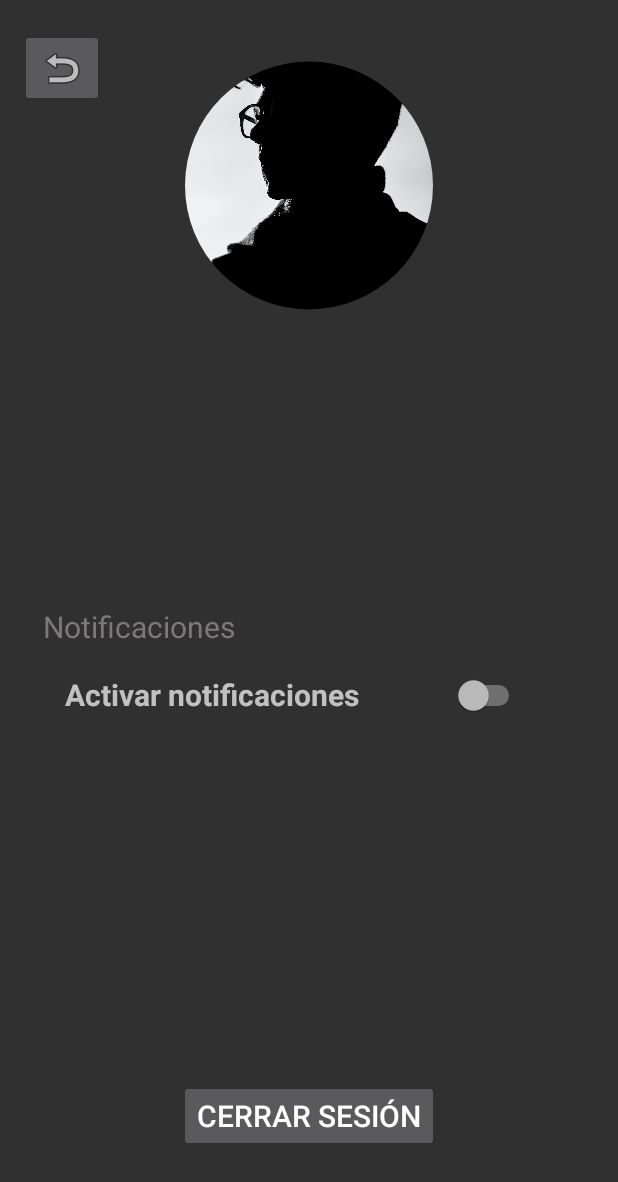
After one commit to rafamolino/GestiondeTareas, an Android app: the PerfilActivity screen opened directly, with no data from a screen before it, on a phone screen of 412 x 824 dp. The commit adds this screen. Shown: the top 1182 px of the screen. Run offline under Robolectric (Android 15) with nearby library versions, the phone set to English and light mode, and no system bars; our stand-ins replace CircleImageView, Firebase (no records; nobody signed in at launch, a user with empty details on screens opened directly); Roboto replaces fonts that are not available here.

Commit message:
1.- Nueva ventana de perfil de usuario. 2.- Creación de base de datos en Firebase con tabla de Usuarios. 3.- Inserción y recuperación de datos de la tabla Usuarios.

```diff
--- a/app/build.gradle
+++ b/app/build.gradle
@@ -37,6 +37,8 @@ dependencies {
     implementation platform('com.google.firebase:firebase-bom:31.3.0')
     implementation 'com.google.firebase:firebase-analytics'
     implementation 'com.google.firebase:firebase-auth'
+    implementation 'com.google.firebase:firebase-firestore:24.4.5'
+    implementation 'de.hdodenhof:circleimageview:3.1.0'
     testImplementation 'junit:junit:4.13.2'
     androidTestImplementation 'androidx.test.ext:junit:1.1.5'
     androidTestImplementation 'androidx.test.espresso:espresso-core:3.5.1'
--- a/app/src/main/AndroidManifest.xml
+++ b/app/src/main/AndroidManifest.xml
@@ -29,6 +29,9 @@
         <activity android:name=".RegistroActivity" android:enabled="true">
 
         </activity>
+        <activity android:name=".PerfilActivity" android:enabled="true">
+
+        </activity>
         <meta-data
             android:name="preloaded_fonts"
             android:resource="@array/preloaded_fonts" />
--- a/app/src/main/java/com/example/gestiondetareas/InicioActivity.java
+++ b/app/src/main/java/com/example/gestiondetareas/InicioActivity.java
@@ -1,5 +1,6 @@
 package com.example.gestiondetareas;
 
+import androidx.annotation.NonNull;
 import androidx.appcompat.app.AppCompatActivity;
 import androidx.recyclerview.widget.LinearLayoutManager;
 import androidx.recyclerview.widget.RecyclerView;
@@ -16,7 +17,14 @@ import android.widget.TextView;
 import com.example.gestiondetareas.db.Categoria;
 import com.example.gestiondetareas.db.CategoriaAdapter;
 import com.example.gestiondetareas.db.DatabaseHelper;
+import com.google.android.gms.tasks.OnCompleteListener;
+import com.google.android.gms.tasks.OnSuccessListener;
+import com.google.android.gms.tasks.Task;
 import com.google.firebase.auth.FirebaseAuth;
+import com.google.firebase.auth.FirebaseUser;
+import com.google.firebase.firestore.DocumentReference;
+import com.google.firebase.firestore.DocumentSnapshot;
+import com.google.firebase.firestore.FirebaseFirestore;
 
 import java.util.List;
 
@@ -26,25 +34,50 @@ public class InicioActivity extends AppCompatActivity {
     private RecyclerView recyclerView;
     private CategoriaAdapter categoriaAdapter;
     private List<Categoria> listaCategorias;
-    private DatabaseHelper db;
+    private FirebaseFirestore db = FirebaseFirestore.getInstance();
+    FirebaseAuth firebaseAuth = FirebaseAuth.getInstance();
+
+    private DatabaseHelper dbHelper;
+
     @Override
     protected void onCreate(Bundle savedInstanceState) {
         super.onCreate(savedInstanceState);
         setContentView(R.layout.inicio_main);
+        FirebaseUser currentUser = firebaseAuth.getCurrentUser();
 
         Bundle bundle = getIntent().getExtras();
         TextView labelUser = (TextView) findViewById(R.id.labelUser);
-        String correo= bundle.getString("email");
+        String correo= currentUser.getEmail();
+        //labelUser.setText(correo);
+
+        DocumentReference docRef = db.collection("usuarios").document(correo);
+
+        docRef.get().addOnCompleteListener(new OnCompleteListener<DocumentSnapshot>() {
+            @Override
+            public void onComplete(@NonNull Task<DocumentSnapshot> task) {
+                if (task.isSuccessful()) {
+                    DocumentSnapshot document = task.getResult();
+                    if (document.exists()) {
+                        labelUser.setText("Hola " +document.getString("nombre")+"!");
+                    } else {
+                        labelUser.setText("");
+                    }
+                } else {
+                    labelUser.setText("Error");
+                }
+            }
+        });
 
 
-        Log.d("Correo", correo);
+
         // Obtén una instancia de tu base de datos SQLite
-        db = new DatabaseHelper(this);
-        String usuario = db.obtenerNombrePorCorreo(correo);
-        Log.d("Correo", usuario);
-        labelUser.setText("Hola " + usuario +"!");
+       // db = new DatabaseHelper(this);
+        //String usuario = db.obtenerNombrePorCorreo(correo);
+        //Log.d("Correo", usuario);
+        //labelUser.setText("Hola " + usuario +"!");
         // Obtén la lista de categorías de la base de datos
-        listaCategorias = db.obtenerCategorias();
+        dbHelper = new DatabaseHelper(this);
+        listaCategorias = dbHelper.obtenerCategorias();
 
         // Configura el RecyclerView
         recyclerView = findViewById(R.id.recyclerView);
@@ -72,18 +105,8 @@ public class InicioActivity extends AppCompatActivity {
         btnProfile.setOnClickListener(new View.OnClickListener() {
             @Override
             public void onClick(View view) {
-                FirebaseAuth.getInstance().signOut();
-                // Crea un intent para la actividad de inicio
-                Intent intent = new Intent(getApplicationContext(), MainActivity.class);
-
-                // Limpia las actividades anteriores y crea una nueva tarea para la actividad de inicio
-                intent.addFlags(Intent.FLAG_ACTIVITY_CLEAR_TOP | Intent.FLAG_ACTIVITY_NEW_TASK | Intent.FLAG_ACTIVITY_CLEAR_TASK);
-
-                // Inicia la actividad de inicio
+                Intent intent= new Intent(InicioActivity.this, PerfilActivity.class);
                 startActivity(intent);
-
-                // Finaliza la actividad actual para que no se pueda volver atrás
-                finish();
             }
         });
 
@@ -93,7 +116,7 @@ public class InicioActivity extends AppCompatActivity {
     protected void onDestroy() {
         super.onDestroy();
         // Cierra la conexión con la base de datos al cerrar la actividad
-        db.close();
+        dbHelper.close();
     }
 
 
--- /dev/null
+++ b/app/src/main/java/com/example/gestiondetareas/PerfilActivity.java
@@ -0,0 +1,83 @@
+package com.example.gestiondetareas;
+
+import android.content.Intent;
+import android.os.Bundle;
+import android.util.Log;
+import android.view.View;
+import android.widget.Button;
+import android.widget.ImageButton;
+import android.widget.TextView;
+
+import androidx.annotation.NonNull;
+import androidx.appcompat.app.AppCompatActivity;
+
+import com.google.android.gms.tasks.OnCompleteListener;
+import com.google.android.gms.tasks.OnSuccessListener;
+import com.google.android.gms.tasks.Task;
+import com.google.firebase.auth.FirebaseAuth;
+import com.google.firebase.auth.FirebaseUser;
+import com.google.firebase.firestore.DocumentReference;
+import com.google.firebase.firestore.DocumentSnapshot;
+import com.google.firebase.firestore.FirebaseFirestore;
+
+public class PerfilActivity extends AppCompatActivity {
+    FirebaseAuth firebaseAuth = FirebaseAuth.getInstance();
+    FirebaseFirestore db = FirebaseFirestore.getInstance();
+    @Override
+    protected void onCreate(Bundle savedInstanceState){
+        super.onCreate(savedInstanceState);
+        setContentView(R.layout.perfil);
+        FirebaseUser currentUser = firebaseAuth.getCurrentUser();
+
+
+        TextView labelUser = (TextView) findViewById(R.id.txtEmailProfile);
+        TextView labelName = (TextView) findViewById(R.id.txtNameProfile);
+        String correo= currentUser.getEmail();
+        labelUser.setText(correo);
+        DocumentReference docRef = db.collection("usuarios").document(correo);
+
+        docRef.get().addOnCompleteListener(new OnCompleteListener<DocumentSnapshot>() {
+            @Override
+            public void onComplete(@NonNull Task<DocumentSnapshot> task) {
+                if (task.isSuccessful()) {
+                    DocumentSnapshot document = task.getResult();
+                    if (document.exists()) {
+                       labelName.setText(document.getString("nombre")+ " " + document.getString("apellidos"));
+                    } else {
+                        labelName.setText("");
+                    }
+                } else {
+                    labelName.setText("Error");
+                }
+            }
+        });
+
+        Button btnLogOut = (Button) findViewById(R.id.btnLogOut);
+        btnLogOut.setOnClickListener(new View.OnClickListener() {
+            @Override
+            public void onClick(View view) {
+                FirebaseAuth.getInstance().signOut();
+                // Crea un intent para la actividad de inicio
+                Intent intent = new Intent(getApplicationContext(), MainActivity.class);
+
+                // Limpia las actividades anteriores y crea una nueva tarea para la actividad de inicio
+                intent.addFlags(Intent.FLAG_ACTIVITY_CLEAR_TOP | Intent.FLAG_ACTIVITY_NEW_TASK | Intent.FLAG_ACTIVITY_CLEAR_TASK);
+
+                // Inicia la actividad de inicio
+                startActivity(intent);
+
+                // Finaliza la actividad actual para que no se pueda volver atrás
+                finish();
+            }
+        });
+
+        ImageButton btnVolver = (ImageButton) findViewById(R.id.btnVolver);
+
+        btnVolver.setOnClickListener(new View.OnClickListener() {
+            @Override
+            public void onClick(View view) {
+                finish();
+            }
+        });
+    }
+}
--- a/app/src/main/java/com/example/gestiondetareas/RegistroActivity.java
+++ b/app/src/main/java/com/example/gestiondetareas/RegistroActivity.java
@@ -7,6 +7,7 @@ import android.text.TextUtils;
 import android.view.View;
 import android.widget.Button;
 import android.widget.EditText;
+import android.widget.Toast;
 
 import androidx.annotation.NonNull;
 import androidx.appcompat.app.AlertDialog;
@@ -18,9 +19,15 @@ import com.google.android.gms.tasks.OnCompleteListener;
 import com.google.android.gms.tasks.Task;
 import com.google.firebase.auth.AuthResult;
 import com.google.firebase.auth.FirebaseAuth;
+import com.google.firebase.firestore.FirebaseFirestore;
+
+import java.util.HashMap;
+import java.util.Map;
 
 public class RegistroActivity extends AppCompatActivity {
     private DatabaseHelper dbHelper; // Declarar una variable para el objeto DatabaseHelper
+
+    private FirebaseFirestore db = FirebaseFirestore.getInstance();
 
     protected void onCreate(Bundle savedInstanceState){
         super.onCreate(savedInstanceState);
@@ -34,6 +41,7 @@ public class RegistroActivity extends AppCompatActivity {
         Button btnRegistro = (Button) findViewById(R.id.signUpButton);
         EditText edtCorreo = (EditText) findViewById(R.id.edtEmail);
         EditText edtContraseña = (EditText) findViewById(R.id.edtPassword);
+        EditText edtContraseña2 = (EditText) findViewById(R.id.edtPassword2);
         EditText edtSurname = (EditText) findViewById(R.id.edtSurname);
         EditText edtName = (EditText) findViewById(R.id.edtName);
 
@@ -41,7 +49,7 @@ public class RegistroActivity extends AppCompatActivity {
         btnRegistro.setOnClickListener(new View.OnClickListener() {
             @Override
             public void onClick(View v) {
-                if(!TextUtils.isEmpty(edtCorreo.getText().toString()) && !TextUtils.isEmpty(edtContraseña.getText().toString())){
+                if(!TextUtils.isEmpty(edtCorreo.getText().toString()) && !TextUtils.isEmpty(edtContraseña.getText().toString()) && edtContraseña.getText().toString()==edtContraseña2.getText().toString() ){
 
                     FirebaseAuth.getInstance().
                             createUserWithEmailAndPassword(edtCorreo.getText().toString(), edtContraseña.getText().toString()).
@@ -49,9 +57,15 @@ public class RegistroActivity extends AppCompatActivity {
                                 @Override
                                 public void onComplete(@NonNull Task<AuthResult> task) {
                                     if (task.isSuccessful()){
-                                        dbHelper = new DatabaseHelper(RegistroActivity.this);
+                                        /*dbHelper = new DatabaseHelper(RegistroActivity.this);
                                         Usuario user = new Usuario(edtName.getText().toString(), edtSurname.getText().toString(),edtCorreo.getText().toString());
-                                        dbHelper.insertarUsuario(user);
+                                        dbHelper.insertarUsuario(user);*/
+                                        Map<String, Object> datos = new HashMap<>();
+                                        datos.put("nombre", edtName.getText().toString());
+                                        datos.put("apellidos", edtSurname.getText().toString());
+
+                                        db.collection("usuarios").document(edtCorreo.getText().toString()).set(datos);
+
                                         Intent intent= new Intent(RegistroActivity.this, InicioActivity.class);
                                         intent.putExtra("email", task.getResult().getUser().getEmail());
                                         startActivity(intent);
@@ -81,6 +95,9 @@ public class RegistroActivity extends AppCompatActivity {
                             });
 
                 }
+                else{
+                    Toast.makeText(RegistroActivity.this, "Comprueba que todos los campos estan correctos. Es posible que las contraseñas no sean iguales", Toast.LENGTH_LONG).show();
+                }
             }
         });
 
--- /dev/null
+++ b/app/src/main/res/layout/perfil.xml
@@ -0,0 +1,128 @@
+<?xml version="1.0" encoding="utf-8"?>
+<androidx.constraintlayout.widget.ConstraintLayout xmlns:android="http://schemas.android.com/apk/res/android"
+    xmlns:app="http://schemas.android.com/apk/res-auto"
+    xmlns:tools="http://schemas.android.com/tools"
+    android:layout_width="match_parent"
+    android:layout_height="match_parent">
+
+    <androidx.constraintlayout.widget.Guideline
+        android:id="@+id/guia1"
+        android:layout_width="wrap_content"
+        android:layout_height="wrap_content"
+        android:orientation="horizontal"
+        app:layout_constraintGuide_percent="0.3" />
+    <androidx.constraintlayout.widget.Guideline
+        android:id="@+id/guia2"
+        android:layout_width="wrap_content"
+        android:layout_height="wrap_content"
+        android:orientation="horizontal"
+        app:layout_constraintGuide_percent="0.6" />
+    <androidx.constraintlayout.widget.Guideline
+        android:id="@+id/guia3"
+        android:layout_width="wrap_content"
+        android:layout_height="wrap_content"
+        android:orientation="vertical"
+        app:layout_constraintGuide_percent="0.7" />
+    <androidx.constraintlayout.widget.Guideline
+        android:id="@+id/guia4"
+        android:layout_width="wrap_content"
+        android:layout_height="wrap_content"
+        android:orientation="vertical"
+        app:layout_constraintGuide_percent="0.3" />
+
+    <de.hdodenhof.circleimageview.CircleImageView
+        android:id="@+id/imgProfile"
+        android:layout_width="0dp"
+        android:layout_height="0dp"
+        android:src="@drawable/perfil"
+        app:layout_constraintBottom_toTopOf="@+id/guia1"
+        app:layout_constraintEnd_toStartOf="@+id/guia3"
+        app:layout_constraintStart_toStartOf="@+id/guia4"
+        app:layout_constraintTop_toTopOf="parent" />
+
+    <TextView
+        android:id="@+id/txtNameProfile"
+        android:layout_width="wrap_content"
+        android:layout_height="wrap_content"
+        android:textColor="#FFFFFF"
+        android:textSize="34sp"
+        app:layout_constraintBottom_toTopOf="@+id/guia2"
+        app:layout_constraintEnd_toEndOf="parent"
+        app:layout_constraintStart_toStartOf="parent"
+        app:layout_constraintTop_toTopOf="@+id/guia1"
+        app:layout_constraintVertical_bias="0.1" />
+
+    <TextView
+        android:id="@+id/txtEmailProfile"
+        android:layout_width="wrap_content"
+        android:layout_height="wrap_content"
+        android:textColor="#FFFFFF"
+        android:textSize="14sp"
+        app:layout_constraintBottom_toTopOf="@+id/guia2"
+        app:layout_constraintEnd_toEndOf="parent"
+        app:layout_constraintStart_toStartOf="parent"
+        app:layout_constraintTop_toBottomOf="@+id/txtNameProfile"
+        app:layout_constraintVertical_bias="0.05" />
+
+    <TextView
+        android:id="@+id/txtNotificaciones"
+        android:layout_width="wrap_content"
+        android:layout_height="wrap_content"
+        android:text="Notificaciones"
+        android:textColor="#7E7979"
+        android:textSize="20sp"
+        app:layout_constraintBottom_toTopOf="@+id/guia2"
+        app:layout_constraintEnd_toEndOf="parent"
+        app:layout_constraintHorizontal_bias="0.1"
+        app:layout_constraintStart_toStartOf="parent"
+        app:layout_constraintTop_toBottomOf="@+id/txtEmailProfile" />
+
+    <TextView
+        android:id="@+id/txtNotificaciones2"
+        android:layout_width="wrap_content"
+        android:layout_height="wrap_content"
+        android:text="Activar notificaciones"
+        android:textSize="20sp"
+        android:textStyle="bold"
+        app:layout_constraintBottom_toTopOf="@+id/guia2"
+        app:layout_constraintEnd_toEndOf="parent"
+        app:layout_constraintHorizontal_bias="0.2"
+        app:layout_constraintStart_toStartOf="parent"
+        app:layout_constraintTop_toBottomOf="@+id/txtNotificaciones" />
+
+    <Switch
+        android:id="@+id/switch4"
+        android:layout_width="48dp"
+        android:layout_height="48dp"
+        app:layout_constraintBottom_toTopOf="@+id/guia2"
+        app:layout_constraintEnd_toEndOf="parent"
+        app:layout_constraintStart_toEndOf="@+id/txtNotificaciones2"
+        app:layout_constraintTop_toBottomOf="@+id/txtNotificaciones" />
+
+    <Button
+        android:id="@+id/btnLogOut"
+        android:layout_width="wrap_content"
+        android:layout_height="wrap_content"
+        android:text="Cerrar sesión"
+        android:textSize="20sp"
+        app:layout_constraintVertical_bias="0.8"
+        app:layout_constraintBottom_toBottomOf="parent"
+        app:layout_constraintEnd_toEndOf="parent"
+        app:layout_constraintStart_toStartOf="parent"
+        app:layout_constraintTop_toTopOf="@+id/guia2" />
+
+    <ImageButton
+        android:id="@+id/btnVolver"
+        android:layout_width="wrap_content"
+        android:layout_height="wrap_content"
+        app:layout_constraintHorizontal_bias="0.2"
+        app:layout_constraintVertical_bias="0.1"
+        android:contentDescription="Volver"
+        app:layout_constraintBottom_toTopOf="@+id/guia1"
+        app:layout_constraintEnd_toStartOf="@+id/imgProfile"
+        app:layout_constraintStart_toStartOf="parent"
+        app:layout_constraintTop_toTopOf="parent"
+        app:srcCompat="@android:drawable/ic_menu_revert" />
+
+
+</androidx.constraintlayout.widget.ConstraintLayout>
--- a/app/src/main/res/layout/registro_main.xml
+++ b/app/src/main/res/layout/registro_main.xml
@@ -160,7 +160,7 @@
                 android:textStyle="bold" />
 
             <EditText
-                android:id="@+id/editTextTextPassword2"
+                android:id="@+id/edtPassword2"
                 android:layout_width="wrap_content"
                 android:layout_height="48dp"
                 android:ems="10"
```
Also changed, not shown: app/src/main/res/drawable/perfil.jpg (added).
